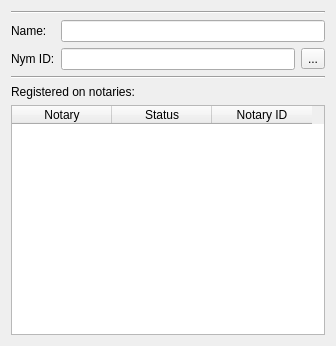
Old version of the form src/gui/widgets/nymdetails.ui in the repository Open-Transactions/Moneychanger.
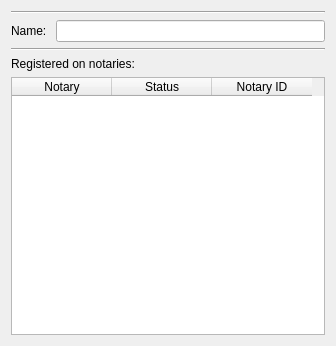
New version of the form. Icons and pictures are not drawn. Custom widgets are drawn as their Qt base class.

Commit message: Starting on Nym Details tab.

What changed in the file:
```diff
--- a/src/gui/widgets/nymdetails.ui
+++ b/src/gui/widgets/nymdetails.ui
@@ -22,20 +22,7 @@
     </widget>
    </item>
    <item>
-    <layout class="QGridLayout" name="gridLayout">
-     <item row="0" column="0">
-      <widget class="QLabel" name="labelName">
-       <property name="layoutDirection">
-        <enum>Qt::LeftToRight</enum>
-       </property>
-       <property name="text">
-        <string>Name:</string>
-       </property>
-       <property name="alignment">
-        <set>Qt::AlignLeading|Qt::AlignLeft|Qt::AlignVCenter</set>
-       </property>
-      </widget>
-     </item>
+    <layout class="QGridLayout" name="gridLayout" columnstretch="1,2,5">
      <item row="0" column="1" colspan="2">
       <widget class="QLineEdit" name="lineEditName">
        <property name="sizePolicy">
@@ -52,28 +39,16 @@
        </property>
       </widget>
      </item>
-     <item row="1" column="0">
-      <widget class="QLabel" name="labelID">
-       <property name="text">
-        <string>Nym ID:</string>
+     <item row="0" column="0">
+      <widget class="QLabel" name="labelName">
+       <property name="layoutDirection">
+        <enum>Qt::LeftToRight</enum>
        </property>
-      </widget>
-     </item>
-     <item row="1" column="1">
-      <widget class="QLineEdit" name="lineEditID">
-       <property name="readOnly">
-        <bool>true</bool>
-       </property>
-      </widget>
-     </item>
-     <item row="1" column="2">
-      <widget class="QToolButton" name="toolButton">
        <property name="text">
-        <string>...</string>
+        <string>Name:</string>
        </property>
-       <property name="icon">
-        <iconset resource="../resource.qrc">
-         <normaloff>:/icons/icons/Basic-Copy-icon.png</normaloff>:/icons/icons/Basic-Copy-icon.png</iconset>
+       <property name="alignment">
+        <set>Qt::AlignLeading|Qt::AlignLeft|Qt::AlignVCenter</set>
        </property>
       </widget>
      </item>
```
Left out of the diff: 4 changed lines with no effect on the pictures. The commit also changes 4 other files.
